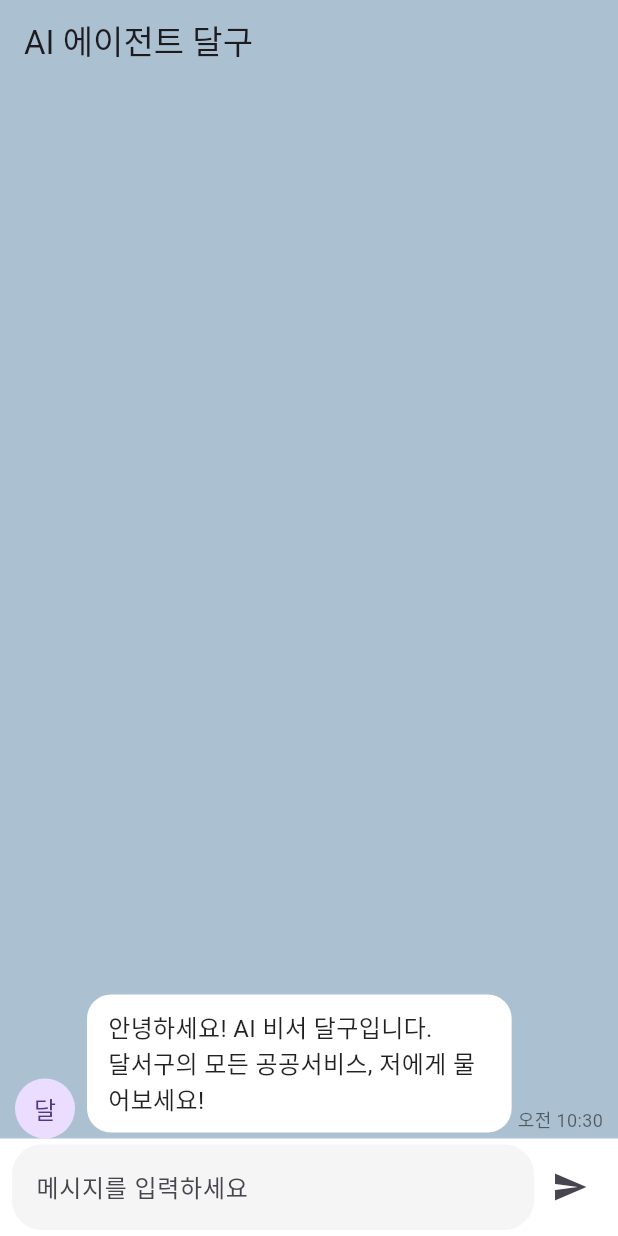
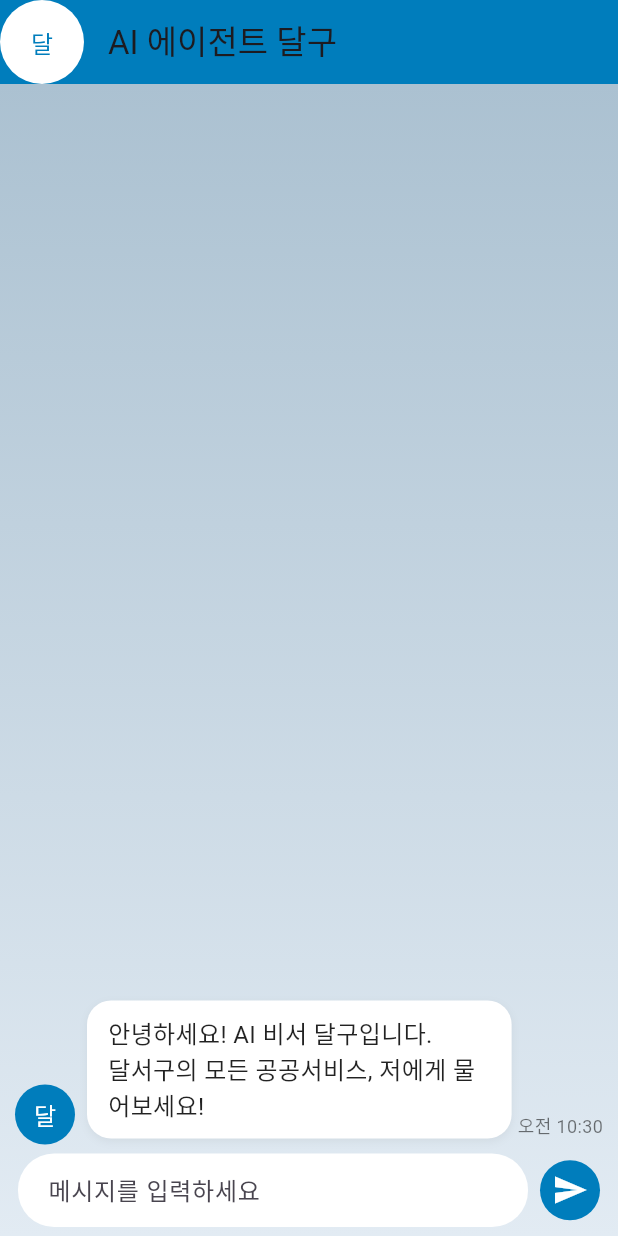
Before and after one commit to sukha5364/dalgu_proto, a Flutter app: the screen it shows after launch, on a phone screen of 412 x 824 dp. Run offline on Flutter 3.47's test engine with Material 3 defaults, Android fonts, the phone set to English and light mode, and no system bars; our stand-ins replace flutter_riverpod; Roboto replaces fonts that are missing (Pretendard).

Commit message:
feat: integrate OpenAI and polish chat UI

```diff
--- a/lib/ui/chat_screen.dart
+++ b/lib/ui/chat_screen.dart
@@ -15,27 +15,37 @@ class ChatScreen extends ConsumerWidget {
     final isLoading = ref.watch(isLoadingProvider);
 
     return Scaffold(
-      backgroundColor: const Color(0xFFABC1D1), // 카카오톡 배경색과 유사
       appBar: AppBar(
         title: const Text('AI 에이전트 달구'),
-        backgroundColor: const Color(0xFFABC1D1),
-        elevation: 0,
+        backgroundColor: const Color(0xFF007DBC),
+        leading: const CircleAvatar(
+          backgroundColor: Colors.white,
+          child: Text('달', style: TextStyle(color: Color(0xFF007DBC))),
         ),
-      body: Column(
+      ),
+      body: Container(
+        decoration: const BoxDecoration(
+          gradient: LinearGradient(
+            colors: [Color(0xFFABC1D1), Color(0xFFE2EBF3)],
+            begin: Alignment.topCenter,
+            end: Alignment.bottomCenter,
+          ),
+        ),
+        child: SafeArea(
+          child: Column(
             children: [
               Expanded(
                 child: ListView.builder(
-              reverse: true, // 아래부터 메시지 쌓이도록
+                  reverse: true,
                   padding: const EdgeInsets.symmetric(horizontal: 10.0),
                   itemCount: messages.length,
                   itemBuilder: (context, index) {
-                // reverse이므로 역순으로 접근
                     final message = messages[messages.length - 1 - index];
                     return MessageBubble(message: message);
                   },
                 ),
               ),
-          if (isLoading) const LinearProgressIndicator(),
+              if (isLoading) const LinearProgressIndicator(minHeight: 2),
               ChatInputField(
                 onSendMessage: (text) {
                   ref.read(chatControllerProvider).sendMessage(text);
@@ -43,6 +53,8 @@ class ChatScreen extends ConsumerWidget {
               ),
             ],
           ),
+        ),
+      ),
     );
   }
 }
--- a/lib/ui/widgets/chat_input_field.dart
+++ b/lib/ui/widgets/chat_input_field.dart
@@ -17,8 +17,8 @@ class ChatInputField extends StatelessWidget {
     }
 
     return Container(
-      padding: const EdgeInsets.symmetric(horizontal: 8.0, vertical: 4.0),
-      color: Colors.white,
+      padding: const EdgeInsets.symmetric(horizontal: 12.0, vertical: 6.0),
+      color: Colors.transparent,
       child: SafeArea(
         child: Row(
           children: [
@@ -28,10 +28,12 @@ class ChatInputField extends StatelessWidget {
                 onSubmitted: (_) => _handleSend(),
                 decoration: InputDecoration(
                   hintText: '메시지를 입력하세요',
-                  fillColor: Colors.grey[100],
+                  fillColor: Colors.white,
                   filled: true,
+                  contentPadding:
+                      const EdgeInsets.symmetric(horizontal: 16, vertical: 12),
                   border: OutlineInputBorder(
-                    borderRadius: BorderRadius.circular(20.0),
+                    borderRadius: BorderRadius.circular(24.0),
                     borderSide: BorderSide.none,
                   ),
                 ),
@@ -39,9 +41,13 @@ class ChatInputField extends StatelessWidget {
                 minLines: 1,
               ),
             ),
-            IconButton(
-              icon: const Icon(Icons.send),
-              onPressed: _handleSend,
+            const SizedBox(width: 8),
+            InkWell(
+              onTap: _handleSend,
+              child: const CircleAvatar(
+                backgroundColor: Color(0xFF007DBC),
+                child: Icon(Icons.send, color: Colors.white),
+              ),
             ),
           ],
         ),
--- a/lib/ui/widgets/message_bubble.dart
+++ b/lib/ui/widgets/message_bubble.dart
@@ -10,12 +10,26 @@ class MessageBubble extends StatelessWidget {
   @override
   Widget build(BuildContext context) {
     final isUser = message.role == MessageRole.user;
-    return Row(
-      mainAxisAlignment: isUser ? MainAxisAlignment.end : MainAxisAlignment.start,
+    return TweenAnimationBuilder<double>(
+      tween: Tween(begin: 0, end: 1),
+      duration: const Duration(milliseconds: 250),
+      builder: (context, value, child) => Opacity(
+        opacity: value,
+        child: Transform.translate(
+          offset: Offset(0, 10 * (1 - value)),
+          child: child,
+        ),
+      ),
+      child: Row(
+        mainAxisAlignment:
+            isUser ? MainAxisAlignment.end : MainAxisAlignment.start,
         crossAxisAlignment: CrossAxisAlignment.end,
         children: [
           if (!isUser) ...[
-          const CircleAvatar(child: Text('달')),
+            const CircleAvatar(
+              backgroundColor: Color(0xFF007DBC),
+              child: Text('달', style: TextStyle(color: Colors.white)),
+            ),
             const SizedBox(width: 8),
           ],
           if (isUser)
@@ -31,12 +45,23 @@ class MessageBubble extends StatelessWidget {
               padding: const EdgeInsets.symmetric(vertical: 10, horizontal: 14),
               margin: const EdgeInsets.symmetric(vertical: 4),
               decoration: BoxDecoration(
-              color: isUser ? const Color(0xFFFFEB3B) : Colors.white,
+                color: isUser
+                    ? const Color(0xFF007DBC)
+                    : Colors.white,
                 borderRadius: BorderRadius.circular(16),
+                boxShadow: [
+                  BoxShadow(
+                      color: Colors.black.withOpacity(0.05),
+                      blurRadius: 4,
+                      offset: const Offset(0, 2))
+                ],
               ),
               child: Text(
                 message.content,
-              style: const TextStyle(color: Colors.black87, fontSize: 16),
+                style: TextStyle(
+                  color: isUser ? Colors.white : Colors.black87,
+                  fontSize: 16,
+                ),
               ),
             ),
           ),
@@ -49,6 +74,7 @@ class MessageBubble extends StatelessWidget {
               ),
             ),
         ],
+      ),
     );
   }
 }
```
Also changed, not shown: lib/controllers/chat_controller.dart (+14 -4 lines), lib/services/openai_service.dart (+128 -0 lines). Lines whose indentation alone changed are shown as unchanged.
